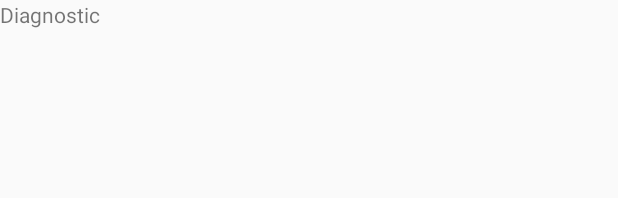
After one commit to selery/Selery, an Android app: the layout activity_diagnostic.xml on its own in the app's theme, with its tools: preview values and no code run, on a phone screen of 412 x 824 dp. The commit adds this screen. Shown: the top 198 px of the screen. Run offline under Robolectric (Android 15) with nearby library versions, the phone set to English and light mode, and no system bars.

Commit message:
ultimos cambios

```diff
--- a/app/src/main/java/mx/selery/library/io/SeleryApiService.java
+++ b/app/src/main/java/mx/selery/library/io/SeleryApiService.java
@@ -48,5 +48,11 @@ public interface SeleryApiService {
     @POST("/Selery/api/workout/setprogram/")
     void setProgram(@Query("userID") int userID,@Body Program program, Callback<UserProgram> cb);
 
+    //nutricion
+    @POST("/Selery/api/nutrition/usercalories/")
+    void getUserCalories(@Body User user,Callback<Double> calories);
+
+
+
 
 }
--- /dev/null
+++ b/app/src/main/res/layout/activity_diagnostic.xml
@@ -0,0 +1,10 @@
+<?xml version="1.0" encoding="utf-8"?>
+<LinearLayout xmlns:android="http://schemas.android.com/apk/res/android"
+    android:orientation="vertical" android:layout_width="match_parent"
+    android:layout_height="match_parent">
+    <TextView
+        android:layout_width="wrap_content"
+        android:layout_height="wrap_content"
+        android:text="Diagnostic"
+        />
+</LinearLayout>
```
Also changed, not shown: app/src/main/AndroidManifest.xml (+11 -0 lines), app/src/main/java/mx/selery/selery/DiagnosticActivity.java (added, +79 -0 lines), app/src/main/java/mx/selery/selery/PersonalInformationActivity.java (+34 -3 lines), app/src/main/res/values/strings.xml (+6 -1 lines).
